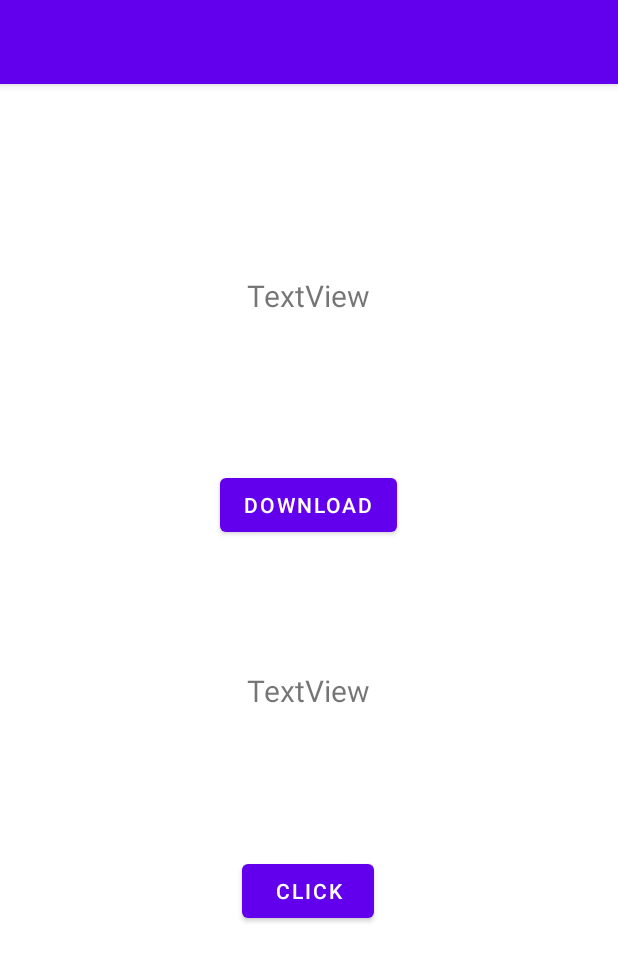
After one commit to gaurav-1pandey/KotLinLearning, an Android app: the WithoutCoroutine screen opened directly, with no data from a screen before it, on a phone screen of 412 x 824 dp. The commit adds this screen. Shown: the top 961 px of the screen. Run offline under Robolectric (Android 15) with nearby library versions, the phone set to English and light mode, and no system bars.

Commit message:
Added Coroutine code to display its demo

```diff
--- a/app/build.gradle
+++ b/app/build.gradle
@@ -51,7 +51,8 @@ dependencies {
 
     // this was not being added easily .....  to add this i hae changed the gradel
     // version from the gradel wrapper properties to compatible gradel for java 19.0.1
-    implementation "org.jetbrains.kotlinx:kotlinx-coroutines-android:1.7.20"
+    implementation "org.jetbrains.kotlinx:kotlinx-coroutines-android:1.5.2"
+    implementation "org.jetbrains.kotlinx:kotlinx-coroutines-core:1.5.2"
 
 
 
--- /dev/null
+++ b/app/src/main/java/com/example/myapplication/WithCoroutine.kt
@@ -0,0 +1,44 @@
+package com.example.myapplication
+
+import androidx.appcompat.app.AppCompatActivity
+import android.os.Bundle
+import android.widget.Button
+import android.widget.TextView
+import kotlinx.coroutines.CoroutineScope
+import kotlinx.coroutines.Dispatchers
+import kotlinx.coroutines.delay
+import kotlinx.coroutines.launch
+
+class WithCoroutine : AppCompatActivity() {
+    lateinit var tvdownload: TextView
+    var cnt = 0
+
+    override fun onCreate(savedInstanceState: Bundle?) {
+        super.onCreate(savedInstanceState)
+        setContentView(R.layout.activity_with_coroutine)
+
+        tvdownload = findViewById<TextView>(R.id.tvdownload)
+        var tvcount = findViewById<TextView>(R.id.tvcount)
+        var count = findViewById<Button>(R.id.count)
+        var download = findViewById<Button>(R.id.download)
+
+        download.setOnClickListener {
+            CoroutineScope(Dispatchers.IO).launch {
+                update()
+            }
+        }
+
+        count.setOnClickListener {
+            tvcount.text = (++cnt).toString()
+        }
+    }
+
+    suspend fun update() {
+        for (i in 1..2000000) {
+            runOnUiThread {
+                tvdownload.text = "Downloading file $i"
+            }
+            delay(30)
+        }
+    }
+}
--- /dev/null
+++ b/app/src/main/java/com/example/myapplication/WithoutCoroutine.kt
@@ -0,0 +1,40 @@
+package com.example.myapplication
+
+import androidx.appcompat.app.AppCompatActivity
+import android.os.Bundle
+import android.widget.Button
+import android.widget.TextView
+
+class WithoutCoroutine : AppCompatActivity() {
+    lateinit var tvdownload:TextView
+
+    override fun onCreate(savedInstanceState: Bundle?) {
+        super.onCreate(savedInstanceState)
+        var cnt=0
+        setContentView(R.layout.activity_without_coroutine)
+        var tvcount=findViewById<TextView>(R.id.tvcount)
+        tvdownload=findViewById<TextView>(R.id.tvdownload)
+        var count=findViewById<Button>(R.id.count)
+        var download=findViewById<Button>(R.id.download)
+        download.setOnClickListener({
+            update()
+            for (i in 1..20){
+                tvdownload.text="Downloading file $i"
+                Thread.sleep(300)
+            }
+
+        })
+
+        count.setOnClickListener({
+            tvcount.text=(++cnt).toString()
+        })
+
+
+
+
+
+    }
+    fun update(){
+
+    }
+}
--- /dev/null
+++ b/app/src/main/res/layout/activity_without_coroutine.xml
@@ -0,0 +1,62 @@
+<?xml version="1.0" encoding="utf-8"?>
+<androidx.constraintlayout.widget.ConstraintLayout xmlns:android="http://schemas.android.com/apk/res/android"
+    xmlns:app="http://schemas.android.com/apk/res-auto"
+    xmlns:tools="http://schemas.android.com/tools"
+    android:layout_width="match_parent"
+    android:layout_height="match_parent"
+    tools:context=".WithoutCoroutine">
+
+    <TextView
+        android:id="@+id/tvdownload"
+        android:layout_width="wrap_content"
+        android:layout_height="wrap_content"
+        android:text="TextView"
+        android:textSize="20sp"
+        app:layout_constraintBottom_toBottomOf="parent"
+        app:layout_constraintEnd_toEndOf="parent"
+        app:layout_constraintHorizontal_bias="0.498"
+        app:layout_constraintStart_toStartOf="parent"
+        app:layout_constraintTop_toTopOf="parent"
+        app:layout_constraintVertical_bias="0.172" />
+
+    <Button
+        android:id="@+id/download"
+        android:layout_width="wrap_content"
+        android:layout_height="wrap_content"
+        android:layout_marginTop="104dp"
+        android:text="download"
+        app:layout_constraintBottom_toBottomOf="parent"
+        app:layout_constraintEnd_toEndOf="parent"
+        app:layout_constraintHorizontal_bias="0.498"
+        app:layout_constraintStart_toStartOf="parent"
+        app:layout_constraintTop_toTopOf="parent"
+        app:layout_constraintVertical_bias="0.248" />
+
+    <TextView
+        android:id="@+id/tvcount"
+        android:layout_width="wrap_content"
+        android:layout_height="wrap_content"
+        android:layout_marginStart="12dp"
+        android:layout_marginTop="114dp"
+        android:textSize="20sp"
+        android:text="TextView"
+        app:layout_constraintBottom_toBottomOf="parent"
+        app:layout_constraintEnd_toEndOf="parent"
+        app:layout_constraintHorizontal_bias="0.48"
+        app:layout_constraintStart_toStartOf="parent"
+        app:layout_constraintTop_toTopOf="parent"
+        app:layout_constraintVertical_bias="0.441" />
+
+    <Button
+        android:id="@+id/count"
+        android:layout_width="wrap_content"
+        android:layout_height="wrap_content"
+        android:text="click"
+        app:layout_constraintBottom_toBottomOf="parent"
+        app:layout_constraintEnd_toEndOf="parent"
+        app:layout_constraintHorizontal_bias="0.498"
+        app:layout_constraintStart_toStartOf="parent"
+        app:layout_constraintTop_toTopOf="parent"
+        app:layout_constraintVertical_bias="0.714" />
+
+</androidx.constraintlayout.widget.ConstraintLayout>
--- a/app/src/main/res/values/colors.xml
+++ b/app/src/main/res/values/colors.xml
@@ -11,5 +11,6 @@
     <color name="red">#FA0E0E</color>
     <color name="orange">#F19A06</color>
     <color name="bg">#DDDADA</color>
+    <color name="brown">#AC540F</color>
 
 </resources>
```
Also changed, not shown: app/src/main/AndroidManifest.xml (+21 -0 lines), app/src/main/java/com/example/myapplication/CoroutineDemo.kt (added, +21 -0 lines), app/src/main/java/com/example/myapplication/MainActivity.kt (+10 -2 lines), app/src/main/res/layout/activity_coroutine_demo.xml (added, +35 -0 lines), app/src/main/res/layout/activity_main.xml (+13 -0 lines), app/src/main/res/layout/activity_with_coroutine.xml (added, +62 -0 lines).
